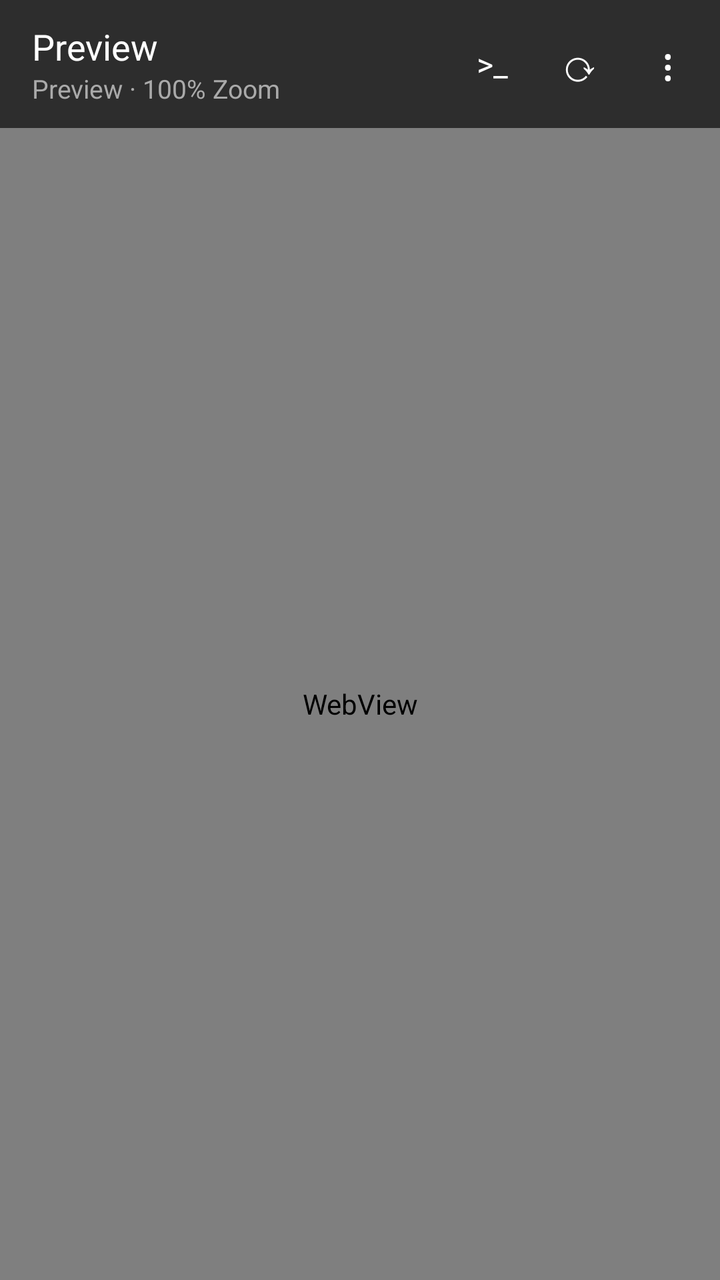
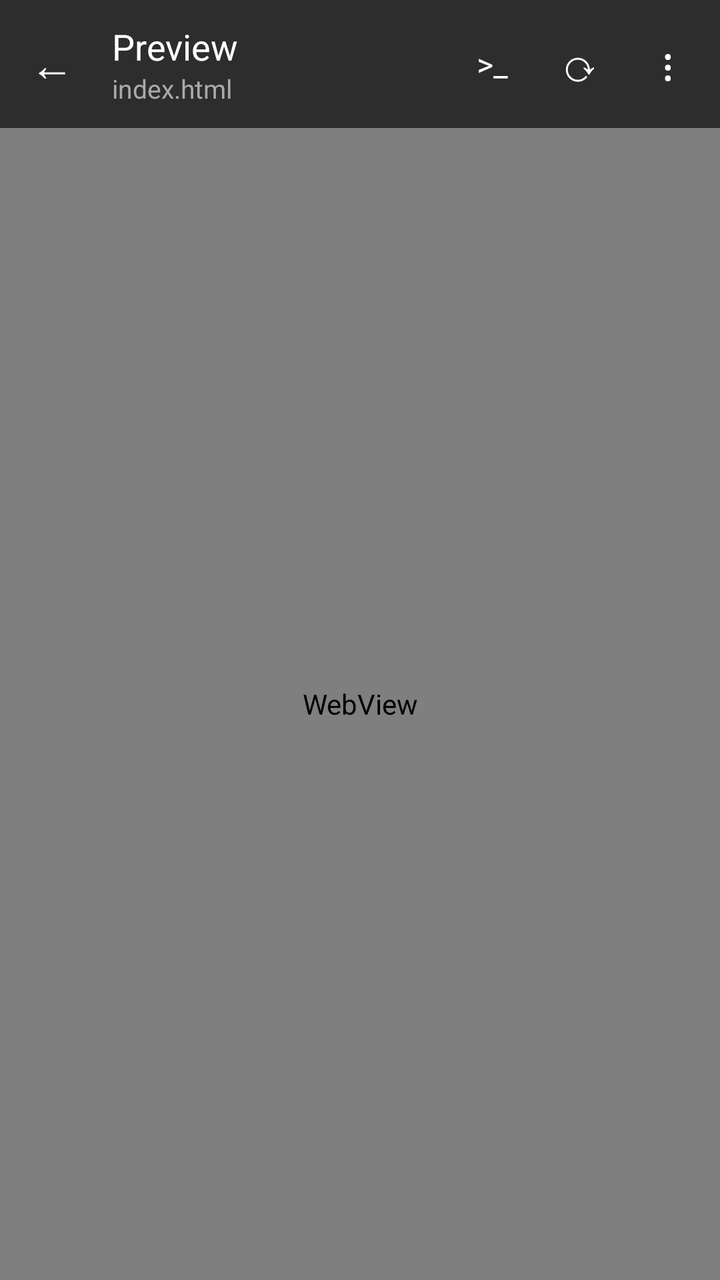

Two renders of the same Android screen: before a commit and after it. Below are the layout's source before the change and the commit's diff.
<!-- AndroidManifest.xml: application theme Theme.AppCompat.DayNight.NoActionBar -->
<!-- res/layout/activity_full_preview.xml -->
<?xml version="1.0" encoding="utf-8"?>
<LinearLayout xmlns:android="http://schemas.android.com/apk/res/android"
    android:layout_width="match_parent"
    android:layout_height="match_parent"
    android:orientation="vertical"
    android:background="#1E1E1E">

    
    <LinearLayout
        android:layout_width="match_parent"
        android:layout_height="64dp"
        android:orientation="horizontal"
        android:gravity="center_vertical"
        android:background="#2D2D2D"
        android:paddingStart="16dp"
        android:paddingEnd="4dp">

        <LinearLayout
            android:layout_width="0dp"
            android:layout_height="wrap_content"
            android:layout_weight="1"
            android:orientation="vertical">

            <TextView
                android:id="@+id/previewTitle"
                android:layout_width="match_parent"
                android:layout_height="wrap_content"
                android:text="Preview"
                android:textColor="#FFFFFF"
                android:textSize="18sp"
                android:singleLine="true"
                android:ellipsize="end"/>

            <TextView
                android:layout_width="match_parent"
                android:layout_height="wrap_content"
                android:text="Preview · 100% Zoom"
                android:textColor="#AAAAAA"
                android:textSize="13sp"/>
        </LinearLayout>

        <TextView
            android:id="@+id/btnPreviewConsole"
            android:layout_width="44dp"
            android:layout_height="44dp"
            android:text=">_"
            android:textColor="#FFFFFF"
            android:textSize="16sp"
            android:gravity="center"/>

        <TextView
            android:id="@+id/btnPreviewRefresh"
            android:layout_width="44dp"
            android:layout_height="44dp"
            android:text="⟳"
            android:textColor="#FFFFFF"
            android:textSize="22sp"
            android:gravity="center"/>

        <TextView
            android:id="@+id/btnPreviewMenu"
            android:layout_width="44dp"
            android:layout_height="44dp"
            android:text="⋮"
            android:textColor="#FFFFFF"
            android:textSize="22sp"
            android:gravity="center"/>
    </LinearLayout>

    
    <WebView
        android:id="@+id/previewWebView"
        android:layout_width="match_parent"
        android:layout_height="0dp"
        android:layout_weight="1"/>

    
    <LinearLayout
        android:id="@+id/fsConsolePanel"
        android:layout_width="match_parent"
        android:layout_height="220dp"
        android:orientation="vertical"
        android:background="#1E1E1E"
        android:visibility="gone">

        <LinearLayout
            android:layout_width="match_parent"
            android:layout_height="36dp"
            android:orientation="horizontal"
            android:gravity="center_vertical"
            android:background="#252526">

            <TextView
                android:layout_width="0dp"
                android:layout_height="wrap_content"
                android:layout_weight="1"
                android:paddingStart="12dp"
                android:text="CONSOLE"
                android:textColor="#CCCCCC"
                android:textSize="12sp"/>

            <TextView
                android:id="@+id/fsConsoleClear"
                android:layout_width="44dp"
                android:layout_height="match_parent"
                android:text="🗑"
                android:textColor="#CCCCCC"
                android:gravity="center"/>

            <TextView
                android:id="@+id/fsConsoleClose"
                android:layout_width="44dp"
                android:layout_height="match_parent"
                android:text="✕"
                android:textColor="#CCCCCC"
                android:gravity="center"/>
        </LinearLayout>

        <ScrollView
            android:id="@+id/fsConsoleScroll"
            android:layout_width="match_parent"
            android:layout_height="0dp"
            android:layout_weight="1">

            <TextView
                android:id="@+id/fsConsoleText"
                android:layout_width="match_parent"
                android:layout_height="wrap_content"
                android:padding="8dp"
                android:fontFamily="monospace"
                android:textColor="#D4D4D4"
                android:textSize="12sp"/>
        </ScrollView>
    </LinearLayout>
</LinearLayout>
<!-- resources referenced by this layout -->
<resources>

</resources>

<!-- the commit's change to res/layout/activity_full_preview.xml (unified diff, before → after) -->
@@ -12,14 +12,24 @@
         android:orientation="horizontal"
         android:gravity="center_vertical"
         android:background="#2D2D2D"
-        android:paddingStart="16dp"
+        android:paddingStart="4dp"
         android:paddingEnd="4dp">
+
+        <TextView
+            android:id="@+id/btnPreviewBack"
+            android:layout_width="44dp"
+            android:layout_height="44dp"
+            android:text="←"
+            android:textColor="#FFFFFF"
+            android:textSize="22sp"
+            android:gravity="center"/>
 
         <LinearLayout
             android:layout_width="0dp"
             android:layout_height="wrap_content"
             android:layout_weight="1"
-            android:orientation="vertical">
+            android:orientation="vertical"
+            android:paddingStart="8dp">
 
             <TextView
                 android:id="@+id/previewTitle"
@@ -32,21 +42,37 @@
                 android:ellipsize="end"/>
 
             <TextView
+                android:id="@+id/previewSubtitle"
                 android:layout_width="match_parent"
                 android:layout_height="wrap_content"
-                android:text="Preview · 100% Zoom"
+                android:text="index.html"
                 android:textColor="#AAAAAA"
-                android:textSize="13sp"/>
+                android:textSize="13sp"
+                android:singleLine="true"/>
         </LinearLayout>
 
-        <TextView
-            android:id="@+id/btnPreviewConsole"
+        <FrameLayout
             android:layout_width="44dp"
-            android:layout_height="44dp"
-            android:text=">_"
-            android:textColor="#FFFFFF"
-            android:textSize="16sp"
-            android:gravity="center"/>
+            android:layout_height="44dp">
+
+            <TextView
+                android:id="@+id/btnPreviewConsole"
+                android:layout_width="match_parent"
+                android:layout_height="match_parent"
+                android:text=">_"
+                android:textColor="#FFFFFF"
+                android:textSize="16sp"
+                android:gravity="center"/>
+
+            <View
+                android:id="@+id/consoleErrorDot"
+                android:layout_width="8dp"
+                android:layout_height="8dp"
+                android:layout_gravity="top|end"
+                android:layout_margin="8dp"
+                android:background="@drawable/dot_red"
+                android:visibility="gone"/>
+        </FrameLayout>
 
         <TextView
             android:id="@+id/btnPreviewRefresh"
<!-- resource entries referenced after the edit -->
@@ -1,5 +1,10 @@
 <!-- resources referenced by this layout -->
 <resources>
-
+  <!-- drawable dot_red (drawable) -->
+  <?xml version="1.0" encoding="utf-8"?>
+  <shape xmlns:android="http://schemas.android.com/apk/res/android"
+      android:shape="oval">
+      <solid android:color="#F48771"/>
+  </shape>
 </resources>
 
